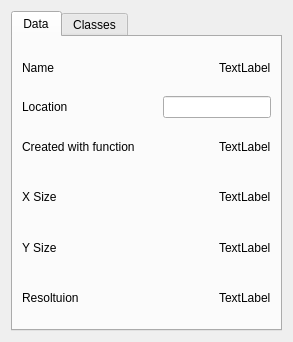
Chrismarsh/CRHM-tools, file ui/properties.ui: the form before one commit.
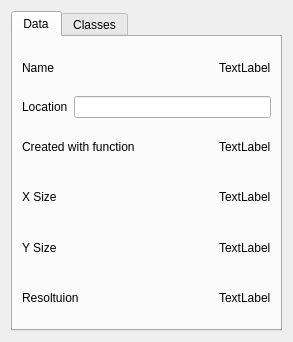
The form after the commit. The open tabs and pages were chosen to show the change.

Patch:
```diff
--- a/ui/properties.ui
+++ b/ui/properties.ui
@@ -64,19 +64,6 @@
            </property>
           </widget>
          </item>
-         <item>
-          <spacer name="horizontalSpacer_2">
-           <property name="orientation">
-            <enum>Qt::Horizontal</enum>
-           </property>
-           <property name="sizeHint" stdset="0">
-            <size>
-             <width>40</width>
-             <height>20</height>
-            </size>
-           </property>
-          </spacer>
-         </item>
          <item>
           <widget class="QLineEdit" name="location">
            <property name="readOnly">
```
Left out of the diff: 2 changed lines with no effect on the pictures.
